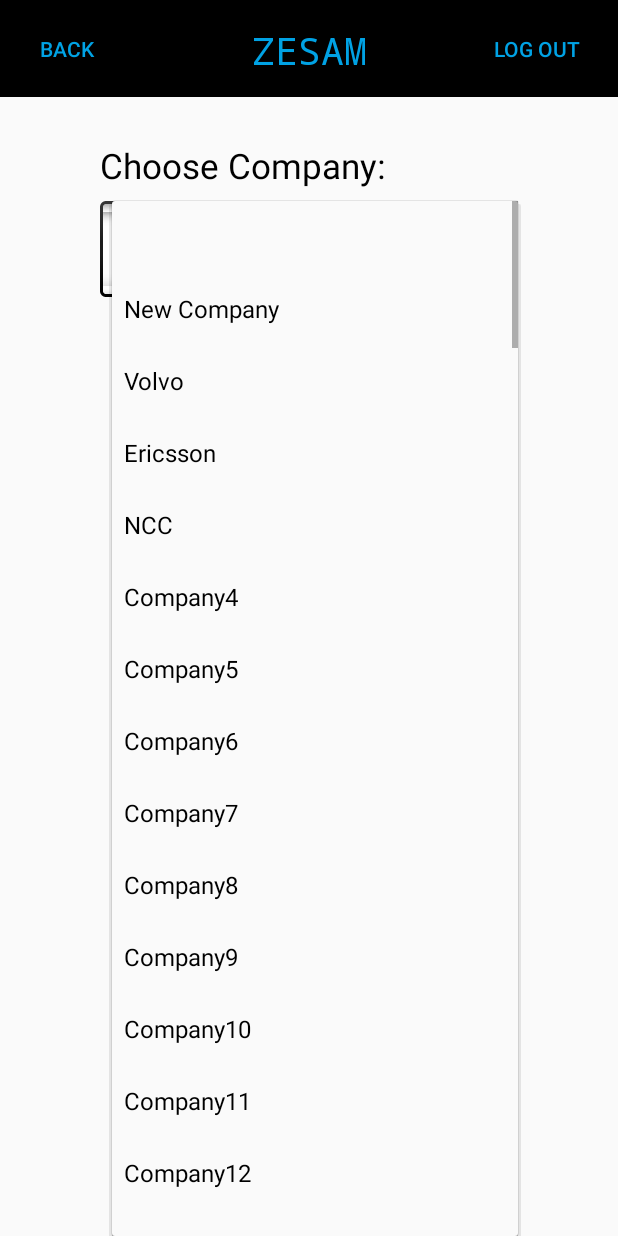
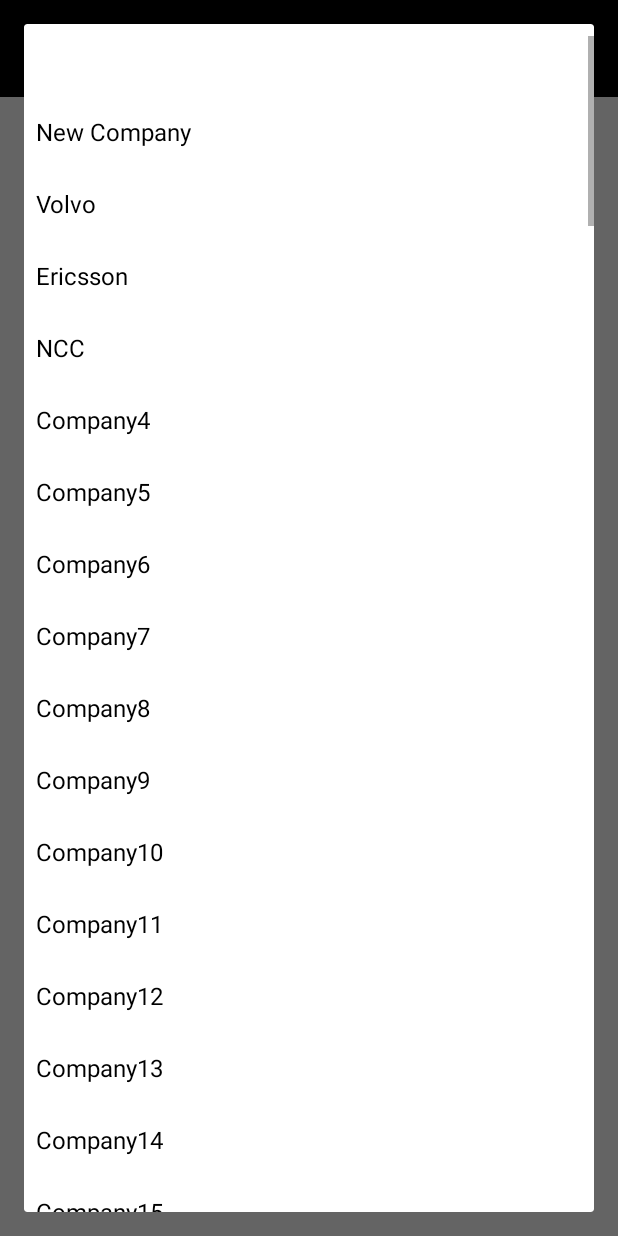
Before and after one commit to kristofferbjorklund85/zesam, an Android app: the PickAccountSpinner screen opened directly, with no data from a screen before it, after a tap on an icon or button, on a phone screen of 412 x 824 dp. Run offline under Robolectric (Android 15) with nearby library versions, the phone set to English and light mode, and no system bars.

Commit message:
tweaks to pickaccount

```diff
--- a/app/src/main/res/layout/activity_pick_account_spinner.xml
+++ b/app/src/main/res/layout/activity_pick_account_spinner.xml
@@ -32,6 +32,7 @@
         android:layout_marginTop="8dp"
         android:background="@android:drawable/spinner_background"
         android:dropDownSelector="@color/zesamBlue"
+        android:spinnerMode="dialog"
         android:textAlignment="center"
         android:theme="@style/HighlightPressedColor"
         app:layout_constraintBottom_toTopOf="@+id/company_bottom_guideline"
```
Also changed, not shown: app/src/main/java/zesam/src/PickAccountSpinner.java (line endings or trailing spaces).
